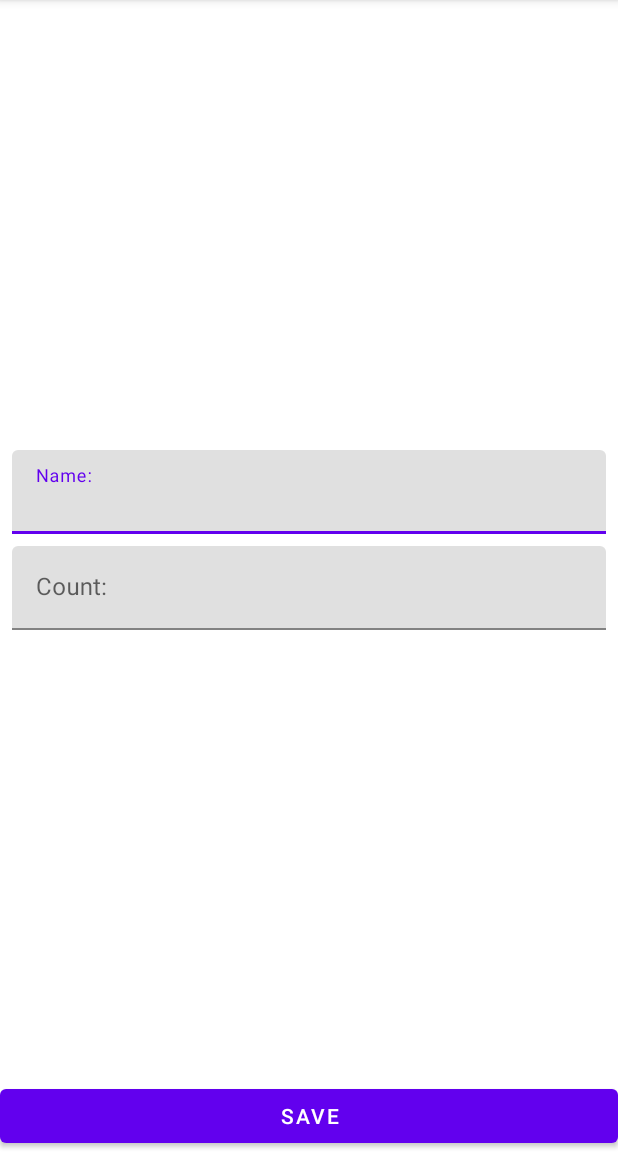
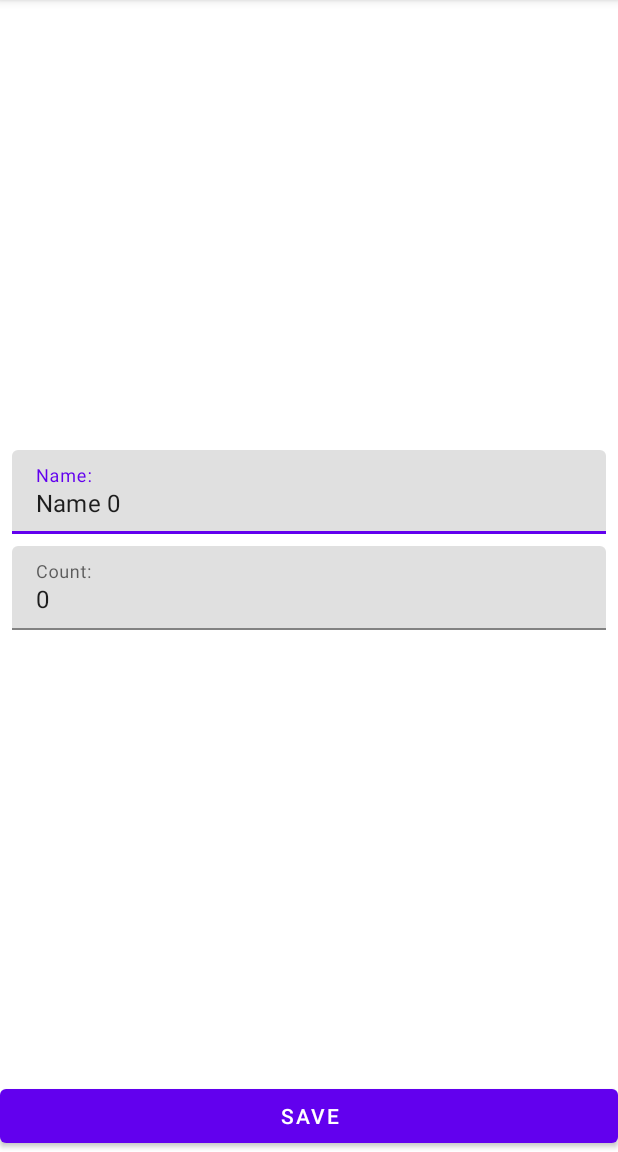
Before and after one commit to Gozzi-G/ShopList, an Android app: the screen it shows after launch (ShopItemActivity), after a tap on an icon or button, on a phone screen of 412 x 824 dp, the part 84-1236 px from its top. Run offline under Robolectric (Android 15) with nearby library versions, the phone set to English and light mode, and no system bars.

Commit message:
Implement ShopItemActivity

```diff
--- a/app/src/main/java/com/demo/shoplist/data/ShopListRepositoryImpl.kt
+++ b/app/src/main/java/com/demo/shoplist/data/ShopListRepositoryImpl.kt
@@ -16,7 +16,7 @@ object ShopListRepositoryImpl : ShopListRepository {
     private var autoIncrementId = 0
 
     init {
-        for (i in 0 until 1000) {
+        for (i in 0 until 10) {
             val item = ShopItem("Name $i", i, Random.nextBoolean())
             addShopItem(item)
         }
--- a/app/src/main/java/com/demo/shoplist/presentation/ShopItemActivity.kt
+++ b/app/src/main/java/com/demo/shoplist/presentation/ShopItemActivity.kt
@@ -2,35 +2,156 @@ package com.demo.shoplist.presentation
 
 import android.content.Context
 import android.content.Intent
+import android.os.Bundle
+import android.text.Editable
+import android.text.TextWatcher
+import android.widget.Button
+import android.widget.EditText
 import androidx.appcompat.app.AppCompatActivity
-import android.os.Bundle
-import android.util.Log
+import androidx.lifecycle.ViewModelProvider
 import com.demo.shoplist.R
+import com.demo.shoplist.domain.ShopItem
+import com.google.android.material.textfield.TextInputLayout
 
 class ShopItemActivity : AppCompatActivity() {
+
+    private lateinit var viewModel: ShopItemViewModel
+
+    private lateinit var tilName: TextInputLayout
+    private lateinit var tilCount: TextInputLayout
+    private lateinit var etName: EditText
+    private lateinit var etCount: EditText
+    private lateinit var buttonSave: Button
+
+    private var screenMode = MODE_UNKNOWN
+    private var shopItemId = ShopItem.UNDEFINED_ID
+
+
     override fun onCreate(savedInstanceState: Bundle?) {
         super.onCreate(savedInstanceState)
         setContentView(R.layout.activity_shop_item)
-        val mode = intent.getStringExtra("extra_mode")
-        Log.d("ShopItemActivity", mode.toString())
+        parseIntent()
+        viewModel = ViewModelProvider(this)[ShopItemViewModel::class.java]
+        initViews()
+        addTextChangeListeners()
+        launchRightMode()
+        observeViewModel()
+    }
+
+    private fun observeViewModel() {
+        viewModel.errorInputCount.observe(this) {
+            val message = if (it) {
+                getString(R.string.error_input_count)
+            } else {
+                null
+            }
+            tilCount.error = message
+        }
+        viewModel.errorInputName.observe(this) {
+            val message = if (it) {
+                getString(R.string.error_input_name)
+            } else {
+                null
+            }
+            tilName.error = message
+        }
+        viewModel.shouldCloseScreen.observe(this) {
+            finish()
+        }
+    }
+
+    private fun launchRightMode() {
+        when (screenMode) {
+            MODE_EDIT -> launchEditMode()
+            MODE_ADD -> launchAddMode()
+        }
+    }
+
+    private fun addTextChangeListeners() {
+        etName.addTextChangedListener(object : TextWatcher {
+            override fun beforeTextChanged(s: CharSequence?, start: Int, count: Int, after: Int) {
+            }
+
+            override fun onTextChanged(s: CharSequence?, start: Int, before: Int, count: Int) {
+                viewModel.resetErrorInputName()
+            }
+
+            override fun afterTextChanged(s: Editable?) {
+            }
+        })
+        etCount.addTextChangedListener(object : TextWatcher {
+            override fun beforeTextChanged(s: CharSequence?, start: Int, count: Int, after: Int) {
+            }
+
+            override fun onTextChanged(s: CharSequence?, start: Int, before: Int, count: Int) {
+                viewModel.resetErrorInputCount()
+            }
+
+            override fun afterTextChanged(s: Editable?) {
+            }
+        })
+    }
+
+    private fun launchEditMode() {
+        viewModel.getShopItem(shopItemId)
+        viewModel.shopItem.observe(this) {
+            etName.setText(it.name)
+            etCount.setText(it.count.toString())
+        }
+        buttonSave.setOnClickListener {
+            viewModel.editShopItem(etName.text?.toString(), etCount.text?.toString())
+        }
+    }
+
+    private fun launchAddMode() {
+        buttonSave.setOnClickListener {
+            viewModel.addShopItem(etName.text?.toString(), etCount.text?.toString())
+        }
+    }
+
+    private fun parseIntent() {
+        if (!intent.hasExtra(EXTRA_SCREEN_MODE)) {
+            throw RuntimeException("Param screen mode is absent")
+        }
+        val mode = intent.getStringExtra(EXTRA_SCREEN_MODE)
+        if (mode != MODE_EDIT && mode != MODE_ADD) {
+            throw RuntimeException("Unknown screen mode $mode")
+        }
+        screenMode = mode
+        if (screenMode == MODE_EDIT) {
+            if (!intent.hasExtra(EXTRA_SHOP_ITEM_ID)) {
+                throw RuntimeException("Param shop item id is absent")
+            }
+            shopItemId = intent.getIntExtra(EXTRA_SHOP_ITEM_ID, ShopItem.UNDEFINED_ID)
+        }
+    }
+
+    private fun initViews() {
+        tilName = findViewById(R.id.til_name)
+        tilCount = findViewById(R.id.til_count)
+        etName = findViewById(R.id.et_name)
+        etCount = findViewById(R.id.et_count)
+        buttonSave = findViewById(R.id.save_button)
     }
 
     companion object {
+
         private const val EXTRA_SCREEN_MODE = "extra_mode"
-        private const val EXTRA_SHOP_ITEM_UD = "extra_shop_item_id"
-        private const val EXTRA_EDIT = "extra_edit"
-        private const val EXTRA_ADD = "extra_add"
+        private const val EXTRA_SHOP_ITEM_ID = "extra_shop_item_id"
+        private const val MODE_EDIT = "mode_edit"
+        private const val MODE_ADD = "mode_add"
+        private const val MODE_UNKNOWN = ""
 
         fun newIntentAddItem(context: Context): Intent {
             val intent = Intent(context, ShopItemActivity::class.java)
-            intent.putExtra(EXTRA_SCREEN_MODE, EXTRA_ADD)
+            intent.putExtra(EXTRA_SCREEN_MODE, MODE_ADD)
             return intent
         }
 
         fun newIntentEditItem(context: Context, shopItemId: Int): Intent {
             val intent = Intent(context, ShopItemActivity::class.java)
-            intent.putExtra(EXTRA_SCREEN_MODE, EXTRA_EDIT)
-            intent.putExtra(EXTRA_SHOP_ITEM_UD, shopItemId)
+            intent.putExtra(EXTRA_SCREEN_MODE, MODE_EDIT)
+            intent.putExtra(EXTRA_SHOP_ITEM_ID, shopItemId)
             return intent
         }
     }
--- a/app/src/main/java/com/demo/shoplist/presentation/ShopItemViewModel.kt
+++ b/app/src/main/java/com/demo/shoplist/presentation/ShopItemViewModel.kt
@@ -9,6 +9,7 @@ import java.lang.Exception
 
 class ShopItemViewModel : ViewModel() {
     private val repository = ShopListRepositoryImpl
+
     private val getShopItemUseCase = GetShopItemUseCase(repository)
     private val addShopItemUseCase = AddShopItemUseCase(repository)
     private val editShopItemUseCase = EditShopItemUseCase(repository)
@@ -29,9 +30,8 @@ class ShopItemViewModel : ViewModel() {
     val shouldCloseScreen: LiveData<Unit>
         get() = _shouldCloseScreen
 
-
-    fun getShopItem(shopItem: Int) {
-        val item = getShopItemUseCase.getShopItem(shopItem)
+    fun getShopItem(shopItemId: Int) {
+        val item = getShopItemUseCase.getShopItem(shopItemId)
         _shopItem.value = item
     }
 
@@ -84,11 +84,11 @@ class ShopItemViewModel : ViewModel() {
         return result
     }
 
-    private fun resetErrorInputName() {
+    fun resetErrorInputName() {
         _errorInputName.value = false
     }
 
-    private fun resetErrorInputCount() {
+    fun resetErrorInputCount() {
         _errorInputCount.value = false
     }
 
--- a/app/src/main/java/com/demo/shoplist/presentation/ShopListAdapter.kt
+++ b/app/src/main/java/com/demo/shoplist/presentation/ShopListAdapter.kt
@@ -31,7 +31,7 @@ class ShopListAdapter : ListAdapter<ShopItem, ShopItemViewHolder>(ShopItemDiffCa
             onShopClickListener?.invoke(shopItem)
         }
         holder.tvName.text = shopItem.name
-        holder.tvCount.text = shopItem.name
+        holder.tvCount.text = shopItem.count.toString()
     }
 
     override fun getItemViewType(position: Int): Int {
--- a/app/src/main/res/layout/activity_shop_item.xml
+++ b/app/src/main/res/layout/activity_shop_item.xml
@@ -13,7 +13,7 @@
         android:layout_marginStart="8dp"
         android:layout_marginEnd="8dp"
         android:layout_marginBottom="4dp"
-        app:layout_constraintBottom_toTopOf="@+id/til_count"
+        app:layout_constraintBottom_toTopOf="@id/til_count"
         app:layout_constraintEnd_toEndOf="parent"
         app:layout_constraintStart_toStartOf="parent"
         app:layout_constraintTop_toTopOf="parent"
@@ -24,8 +24,7 @@
             android:layout_width="match_parent"
             android:layout_height="wrap_content"
             android:hint="@string/name_hint"
-            android:inputType="textCapWords">
-        </com.google.android.material.textfield.TextInputEditText>
+            android:inputType="textCapWords" />
     </com.google.android.material.textfield.TextInputLayout>
 
     <com.google.android.material.textfield.TextInputLayout
@@ -33,22 +32,19 @@
         android:layout_width="0dp"
         android:layout_height="wrap_content"
         android:layout_marginStart="8dp"
+        android:layout_marginTop="4dp"
         android:layout_marginEnd="8dp"
-        android:layout_marginTop="4dp"
         app:layout_constraintBottom_toTopOf="@+id/save_button"
         app:layout_constraintEnd_toEndOf="parent"
         app:layout_constraintStart_toStartOf="parent"
-        app:layout_constraintTop_toBottomOf="@id/til_name">
+        app:layout_constraintTop_toBottomOf="@+id/til_name">
 
         <com.google.android.material.textfield.TextInputEditText
             android:id="@+id/et_count"
             android:layout_width="match_parent"
             android:layout_height="wrap_content"
             android:hint="@string/count_hint"
-            android:inputType="number">
-
-        </com.google.android.material.textfield.TextInputEditText>
-
+            android:inputType="number" />
     </com.google.android.material.textfield.TextInputLayout>
 
     <Button
--- a/app/src/main/res/values/strings.xml
+++ b/app/src/main/res/values/strings.xml
@@ -4,4 +4,6 @@
     <string name="count_hint">Count:</string>
     <string name="name_hint">Name:</string>
     <string name="save_btn">SAVE</string>
+    <string name="error_input_name">Invalid name</string>
+    <string name="error_input_count">Invalid count</string>
 </resources>
```
